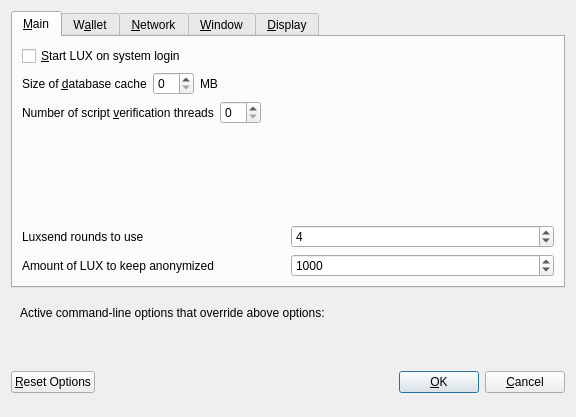
Qt form src/qt/forms/optionsdialog.ui (LUX-Core/lux) before a commit.
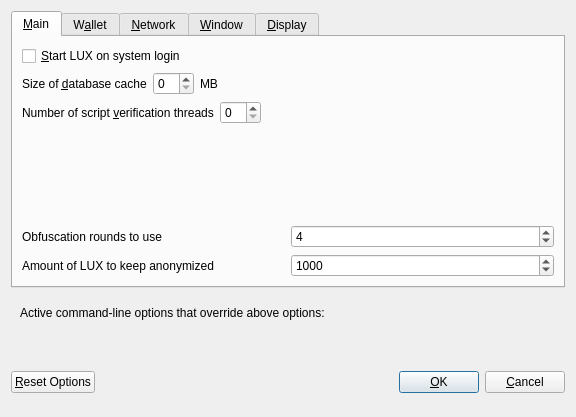
The same form after that commit. Custom widgets are drawn as their Qt base class.

The edit to the form file:
```diff
--- a/src/qt/forms/optionsdialog.ui
+++ b/src/qt/forms/optionsdialog.ui
@@ -138,7 +138,7 @@
             <string>This setting determines the amount of individual masternodes that an input will be anonymized through.&lt;br/&gt;More rounds of anonymization gives a higher degree of privacy, but also costs more in fees.</string>
            </property>
            <property name="text">
-            <string>Luxsend rounds to use</string>
+            <string>Obfuscation rounds to use</string>
            </property>
           </widget>
          </item>
```
Left out of the diff: 6 changed lines with no effect on the pictures.
